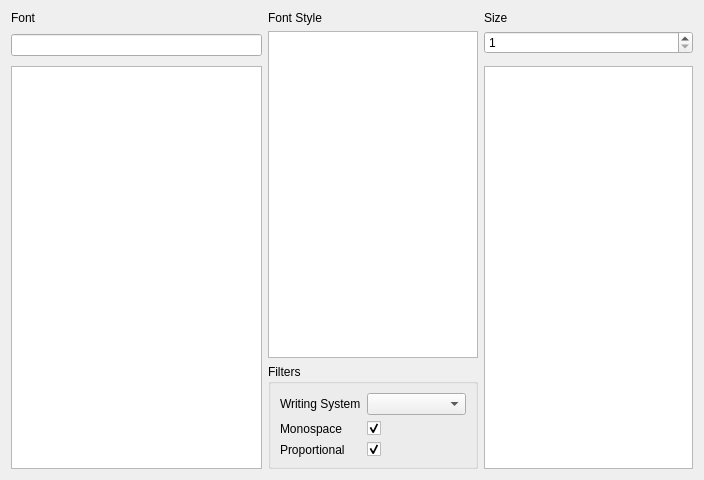
Above: src/gui/widgets/font/font_style_widget.ui from mbasaglia/glaxnimate before the change. Below: the same form after it.
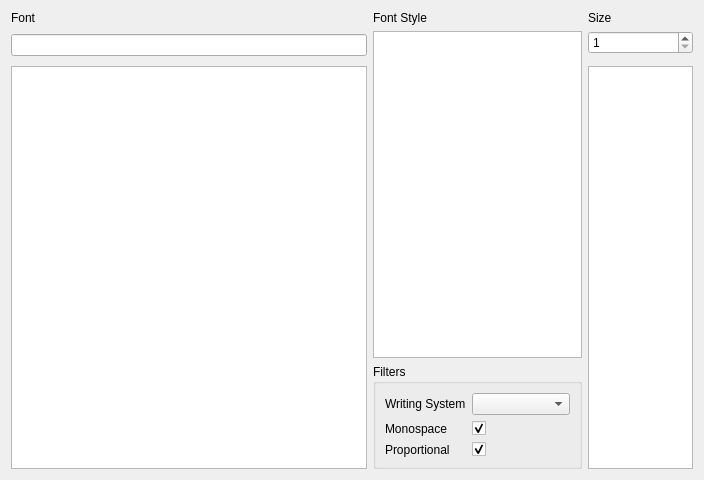
That is the form after the change.

Commit message: Font favourites

Patch:
```diff
--- a/src/gui/widgets/font/font_style_widget.ui
+++ b/src/gui/widgets/font/font_style_widget.ui
@@ -10,7 +10,7 @@
     <height>480</height>
    </rect>
   </property>
-  <layout class="QGridLayout" name="gridLayout" columnstretch="12,10,10">
+  <layout class="QGridLayout" name="gridLayout" columnstretch="17,10,5">
    <item row="0" column="1">
     <widget class="QLabel" name="label_2">
      <property name="text">
@@ -31,9 +31,6 @@
    <item row="1" column="0" rowspan="2">
     <widget class="QLineEdit" name="edit_family"/>
    </item>
-   <item row="3" column="0">
-    <widget class="QListView" name="view_family"/>
-   </item>
    <item row="1" column="2">
     <widget class="QDoubleSpinBox" name="spin_size">
      <property name="decimals">
@@ -121,6 +118,25 @@
      </item>
     </layout>
    </item>
+   <item row="3" column="0">
+    <widget class="QTableView" name="view_family">
+     <property name="selectionMode">
+      <enum>QAbstractItemView::SingleSelection</enum>
+     </property>
+     <property name="selectionBehavior">
+      <enum>QAbstractItemView::SelectRows</enum>
+     </property>
+     <property name="showGrid">
+      <bool>false</bool>
+     </property>
+     <attribute name="horizontalHeaderVisible">
+      <bool>false</bool>
+     </attribute>
+     <attribute name="verticalHeaderVisible">
+      <bool>false</bool>
+     </attribute>
+    </widget>
+   </item>
   </layout>
  </widget>
  <tabstops>
```
Left out of the diff: 17 changed lines with no effect on the pictures. The commit also changes 7 other files.
